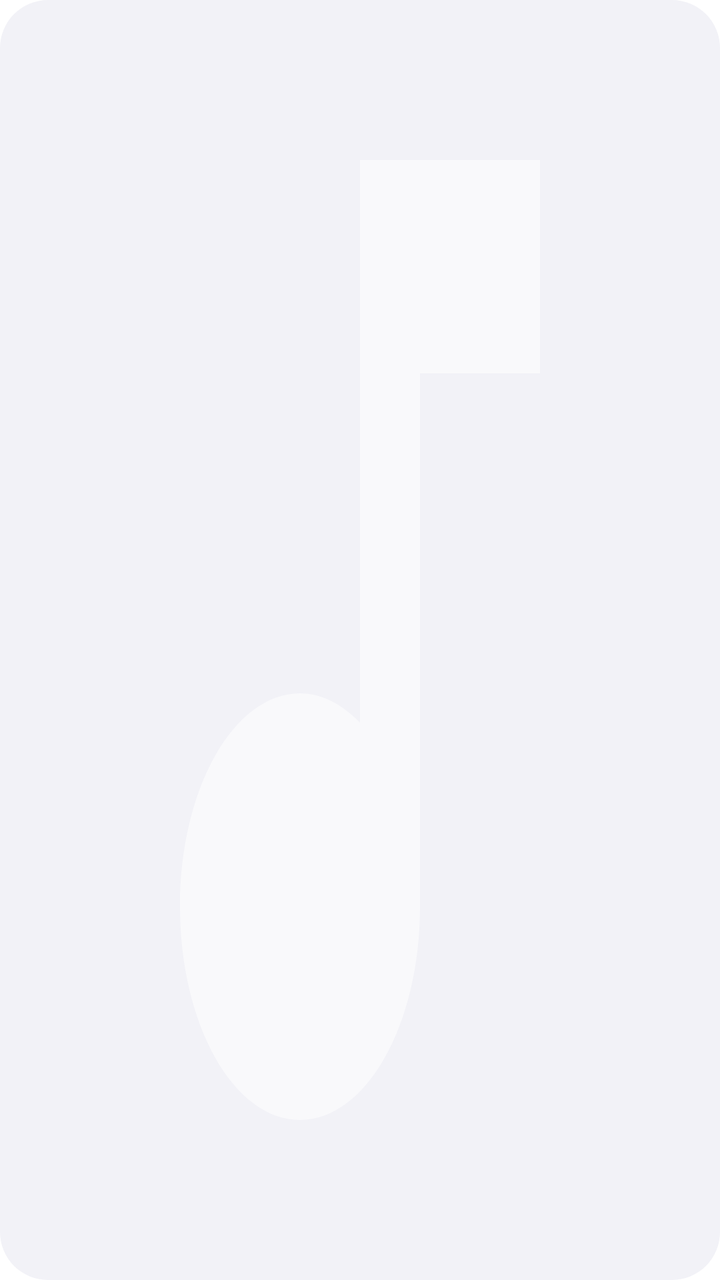
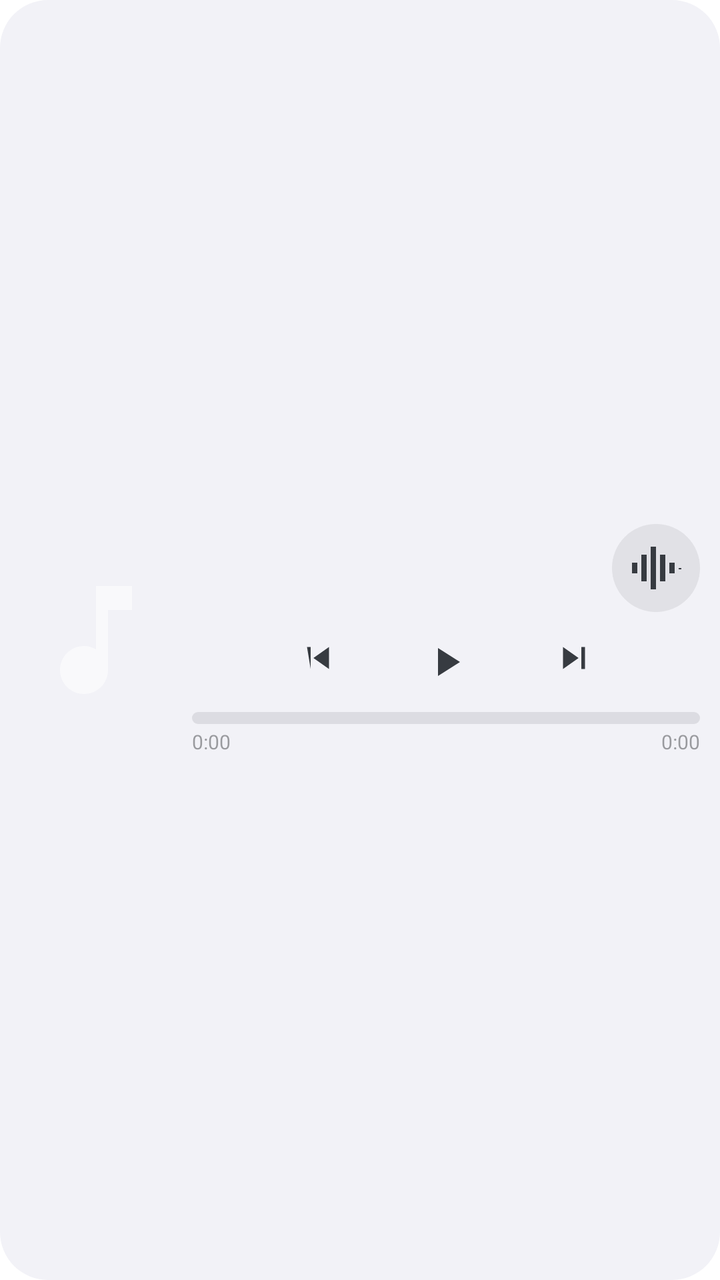

Screens rendered from an Android XML layout before and after an edit, with the pre-edit source and the edit as a unified diff.
<!-- AndroidManifest.xml: fallback theme Theme.MaterialComponents.DayNight.NoActionBar -->
<!-- res/layout/player_widget_recognize.xml -->
<?xml version="1.0" encoding="utf-8"?>
<LinearLayout xmlns:android="http://schemas.android.com/apk/res/android"
    android:id="@+id/root"
    android:layout_width="match_parent"
    android:layout_height="match_parent"
    android:orientation="horizontal"
    android:background="@drawable/widget_bg">

    
    <ImageView
        android:id="@+id/cover"
        android:layout_width="wrap_content"
        android:layout_height="match_parent"
        android:adjustViewBounds="true"
        android:scaleType="fitXY"
        android:src="@drawable/ic_widget_music_note"
        android:contentDescription="@string/widget_label" />

    
    <LinearLayout
        android:layout_width="0dp"
        android:layout_height="match_parent"
        android:layout_weight="1"
        android:layout_marginStart="12dp"
        android:paddingStart="0dp"
        android:paddingEnd="10dp"
        android:paddingTop="8dp"
        android:paddingBottom="8dp"
        android:orientation="vertical"
        android:gravity="center_vertical">

        
        <LinearLayout
            android:layout_width="match_parent"
            android:layout_height="wrap_content"
            android:orientation="horizontal"
            android:gravity="center_vertical">

            <LinearLayout
                android:layout_width="0dp"
                android:layout_height="wrap_content"
                android:layout_weight="1"
                android:orientation="vertical">

                <TextView
                    android:id="@+id/songText"
                    android:layout_width="match_parent"
                    android:layout_height="wrap_content"
                    android:textColor="@color/widget_text_primary"
                    android:textSize="15sp"
                    android:textStyle="bold"
                    android:singleLine="true"
                    android:ellipsize="marquee"
                    android:marqueeRepeatLimit="marquee_forever" />

                <TextView
                    android:id="@+id/artistText"
                    android:layout_width="match_parent"
                    android:layout_height="wrap_content"
                    android:layout_marginTop="2dp"
                    android:textColor="@color/widget_text_secondary"
                    android:textSize="12sp"
                    android:singleLine="true"
                    android:ellipsize="marquee"
                    android:marqueeRepeatLimit="marquee_forever" />
            </LinearLayout>

            <ImageButton
                android:id="@+id/btnRecognize"
                android:layout_width="36dp"
                android:layout_height="36dp"
                android:layout_marginStart="8dp"
                android:padding="8dp"
                android:background="@null"
                android:src="@drawable/ic_notif_recognize"
                android:scaleType="fitCenter"
                android:contentDescription="@string/widget_label" />
        </LinearLayout>

        
        <LinearLayout
            android:layout_width="match_parent"
            android:layout_height="wrap_content"
            android:layout_marginTop="4dp"
            android:orientation="horizontal"
            android:gravity="center_horizontal">

            <ImageButton
                android:id="@+id/btnPrev"
                android:layout_width="38dp"
                android:layout_height="38dp"
                android:layout_marginEnd="12dp"
                android:padding="8dp"
                android:background="@null"
                android:src="@drawable/ic_skip_previous"
                android:tint="@color/widget_icon"
                android:scaleType="fitCenter"
                android:contentDescription="@string/widget_label" />

            <ImageButton
                android:id="@+id/btnPlay"
                android:layout_width="42dp"
                android:layout_height="42dp"
                android:layout_marginStart="12dp"
                android:layout_marginEnd="12dp"
                android:padding="9dp"
                android:background="@null"
                android:src="@drawable/ic_play"
                android:tint="@color/widget_icon"
                android:scaleType="fitCenter"
                android:contentDescription="@string/widget_label" />

            <ImageButton
                android:id="@+id/btnNext"
                android:layout_width="38dp"
                android:layout_height="38dp"
                android:layout_marginStart="12dp"
                android:padding="8dp"
                android:background="@null"
                android:src="@drawable/ic_skip_next"
                android:tint="@color/widget_icon"
                android:scaleType="fitCenter"
                android:contentDescription="@string/widget_label" />
        </LinearLayout>

        
        <LinearLayout
            android:layout_width="match_parent"
            android:layout_height="wrap_content"
            android:layout_marginTop="4dp"
            android:orientation="horizontal"
            android:gravity="center_vertical">

            <TextView
                android:id="@+id/timeCur"
                android:layout_width="wrap_content"
                android:layout_height="wrap_content"
                android:text="0:00"
                android:textColor="@color/widget_time"
                android:textSize="11sp" />

            <ProgressBar
                android:id="@+id/progress"
                style="?android:attr/progressBarStyleHorizontal"
                android:layout_width="0dp"
                android:layout_height="wrap_content"
                android:layout_weight="1"
                android:layout_marginStart="6dp"
                android:layout_marginEnd="6dp"
                android:max="100"
                android:progress="0"
                android:progressDrawable="@drawable/widget_progress_drawable"
                android:maxHeight="6dp"
                android:minHeight="6dp" />

            <TextView
                android:id="@+id/timeDur"
                android:layout_width="wrap_content"
                android:layout_height="wrap_content"
                android:text="0:00"
                android:textColor="@color/widget_time"
                android:textSize="11sp" />
        </LinearLayout>
    </LinearLayout>
</LinearLayout>
<!-- resources referenced by this layout -->
<resources>
  <color name="widget_icon">#FF373B41</color>
  <color name="widget_text_primary">#FF202224</color>
  <color name="widget_text_secondary">#92202224</color>
  <color name="widget_time">#6B202224</color>
  <!-- drawable ic_notif_recognize (drawable) -->
  <?xml version="1.0" encoding="utf-8"?>
  <vector xmlns:android="http://schemas.android.com/apk/res/android"
      android:width="24dp"
      android:height="24dp"
      android:viewportWidth="24"
      android:viewportHeight="24">
      <path
          android:fillColor="@color/widget_icon"
          android:pathData="M3,10h2v4h-2zM6.5,7h2v10h-2zM10,4h2v16h-2zM13.5,7h2v10h-2zM17,10h2v4h-2zM20.5,12h1v0.5h-1z" />
  </vector>
  <!-- drawable ic_play (drawable) -->
  <vector xmlns:android="http://schemas.android.com/apk/res/android"
      android:width="24dp"
      android:height="24dp"
      android:viewportWidth="24"
      android:viewportHeight="24"
      android:tint="#FFFFFF">
      <path
          android:fillColor="#FFFFFF"
          android:pathData="M8,5v14l11,-7z" />
  </vector>
  <!-- drawable ic_skip_next (drawable) -->
  <vector xmlns:android="http://schemas.android.com/apk/res/android"
      android:width="24dp"
      android:height="24dp"
      android:viewportWidth="24"
      android:viewportHeight="24"
      android:tint="#FFFFFF">
      <path
          android:fillColor="#FFFFFF"
          android:pathData="M6,18l8.5,-6L6,6v12z M16,6v12h2L18,6h-2z" />
  </vector>
  <!-- drawable ic_skip_previous (drawable) -->
  <vector xmlns:android="http://schemas.android.com/apk/res/android"
      android:width="24dp"
      android:height="24dp"
      android:viewportWidth="24"
      android:viewportHeight="24"
      android:tint="#FFFFFF">
      <path
          android:fillColor="#FFFFFF"
          android:pathData="M6,6h2v12L6,6z M9.5,12l8.5,6L18,6L9.5,12z" />
  </vector>
  <!-- drawable ic_widget_music_note (drawable) -->
  <?xml version="1.0" encoding="utf-8"?>
  <vector xmlns:android="http://schemas.android.com/apk/res/android"
      android:width="28dp"
      android:height="28dp"
      android:viewportWidth="24"
      android:viewportHeight="24"
      android:tint="#8AFFFFFF">
      <path
          android:fillColor="#FFFFFF"
          android:pathData="M12,3v10.55c-0.59,-0.34 -1.27,-0.55 -2,-0.55 -2.21,0 -4,1.79 -4,4s1.79,4 4,4 4,-1.79 4,-4V7h4V3h-6z" />
  </vector>
  <!-- drawable widget_bg (drawable) -->
  <?xml version="1.0" encoding="utf-8"?>
  <shape xmlns:android="http://schemas.android.com/apk/res/android"
      android:shape="rectangle">
      <solid android:color="@color/widget_card_start" />
      <corners android:radius="24dp" />
  </shape>
  <!-- drawable widget_progress_drawable (drawable) -->
  <?xml version="1.0" encoding="utf-8"?>
  <layer-list xmlns:android="http://schemas.android.com/apk/res/android">
      <item android:id="@android:id/background">
          <shape android:shape="rectangle">
              <solid android:color="@color/widget_track" />
              <corners android:radius="3dp" />
          </shape>
      </item>
      <item android:id="@android:id/progress">
          <clip>
              <shape android:shape="rectangle">
                  <solid android:color="@color/widget_fill" />
                  <corners android:radius="3dp" />
              </shape>
          </clip>
      </item>
  </layer-list>
  <string name="widget_label">弦予播放</string>
  <color name="widget_card_start">#F2F2F7</color>
  <color name="widget_track">#1A20242B</color>
  <color name="widget_fill">#EC4142</color>
</resources>

<!-- the commit's change to res/layout/player_widget_recognize.xml (unified diff, before → after) -->
@@ -9,10 +9,11 @@
     
     <ImageView
         android:id="@+id/cover"
-        android:layout_width="wrap_content"
-        android:layout_height="match_parent"
-        android:adjustViewBounds="true"
-        android:scaleType="fitXY"
+        android:layout_width="72dp"
+        android:layout_height="72dp"
+        android:layout_marginStart="12dp"
+        android:layout_gravity="center_vertical"
+        android:scaleType="centerCrop"
         android:src="@drawable/ic_widget_music_note"
         android:contentDescription="@string/widget_label" />
 
@@ -50,8 +51,7 @@
                     android:textSize="15sp"
                     android:textStyle="bold"
                     android:singleLine="true"
-                    android:ellipsize="marquee"
-                    android:marqueeRepeatLimit="marquee_forever" />
+                    android:ellipsize="end" />
 
                 <TextView
                     android:id="@+id/artistText"
@@ -61,17 +61,16 @@
                     android:textColor="@color/widget_text_secondary"
                     android:textSize="12sp"
                     android:singleLine="true"
-                    android:ellipsize="marquee"
-                    android:marqueeRepeatLimit="marquee_forever" />
+                    android:ellipsize="end" />
             </LinearLayout>
 
             <ImageButton
                 android:id="@+id/btnRecognize"
-                android:layout_width="36dp"
-                android:layout_height="36dp"
+                android:layout_width="44dp"
+                android:layout_height="44dp"
                 android:layout_marginStart="8dp"
-                android:padding="8dp"
-                android:background="@null"
+                android:padding="6dp"
+                android:background="@drawable/widget_btn_circle"
                 android:src="@drawable/ic_notif_recognize"
                 android:scaleType="fitCenter"
                 android:contentDescription="@string/widget_label" />
@@ -124,42 +123,44 @@
         </LinearLayout>
 
         
+        <ProgressBar
+            android:id="@+id/progress"
+            style="?android:attr/progressBarStyleHorizontal"
+            android:layout_width="match_parent"
+            android:layout_height="wrap_content"
+            android:layout_marginTop="4dp"
+            android:max="100"
+            android:progress="0"
+            android:progressDrawable="@drawable/widget_progress_drawable"
+            android:maxHeight="6dp"
+            android:minHeight="6dp" />
+
+        
         <LinearLayout
             android:layout_width="match_parent"
             android:layout_height="wrap_content"
-            android:layout_marginTop="4dp"
-            android:orientation="horizontal"
-            android:gravity="center_vertical">
+            android:layout_marginTop="2dp"
+            android:orientation="horizontal">
 
             <TextView
                 android:id="@+id/timeCur"
-                android:layout_width="wrap_content"
-                android:layout_height="wrap_content"
-                android:text="0:00"
-                android:textColor="@color/widget_time"
-                android:textSize="11sp" />
-
-            <ProgressBar
-                android:id="@+id/progress"
-                style="?android:attr/progressBarStyleHorizontal"
                 android:layout_width="0dp"
                 android:layout_height="wrap_content"
                 android:layout_weight="1"
-                android:layout_marginStart="6dp"
-                android:layout_marginEnd="6dp"
-                android:max="100"
-                android:progress="0"
-                android:progressDrawable="@drawable/widget_progress_drawable"
-                android:maxHeight="6dp"
-                android:minHeight="6dp" />
+                android:gravity="start"
+                android:text="0:00"
+                android:textColor="@color/widget_time"
+                android:textSize="10sp" />
 
             <TextView
                 android:id="@+id/timeDur"
-                android:layout_width="wrap_content"
+                android:layout_width="0dp"
                 android:layout_height="wrap_content"
+                android:layout_weight="1"
+                android:gravity="end"
                 android:text="0:00"
                 android:textColor="@color/widget_time"
-                android:textSize="11sp" />
+                android:textSize="10sp" />
         </LinearLayout>
     </LinearLayout>
 </LinearLayout>
<!-- resource entries referenced after the edit -->
@@ -67,6 +67,12 @@
       <solid android:color="@color/widget_card_start" />
       <corners android:radius="24dp" />
   </shape>
+  <!-- drawable widget_btn_circle (drawable) -->
+  <?xml version="1.0" encoding="utf-8"?>
+  <shape xmlns:android="http://schemas.android.com/apk/res/android"
+      android:shape="oval">
+      <solid android:color="@color/widget_circle_btn" />
+  </shape>
   <!-- drawable widget_progress_drawable (drawable) -->
   <?xml version="1.0" encoding="utf-8"?>
   <layer-list xmlns:android="http://schemas.android.com/apk/res/android">
@@ -87,6 +93,7 @@
   </layer-list>
   <string name="widget_label">弦予播放</string>
   <color name="widget_card_start">#F2F2F7</color>
+  <color name="widget_circle_btn">#14202224</color>
   <color name="widget_track">#1A20242B</color>
   <color name="widget_fill">#EC4142</color>
 </resources>
